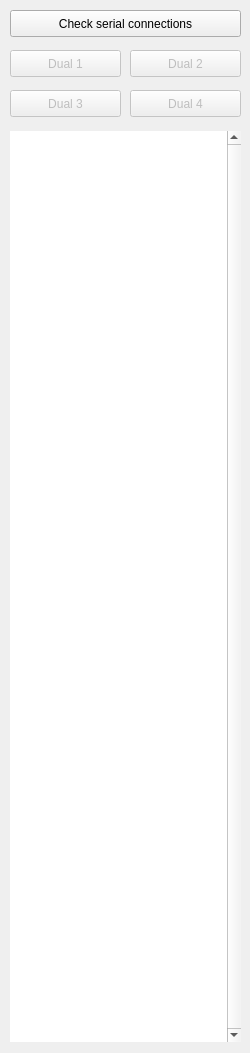
Before: the Qt Designer form Dual_GUI/mainwindow.ui in CandelierLab/dual_control, drawn with Qt 5.
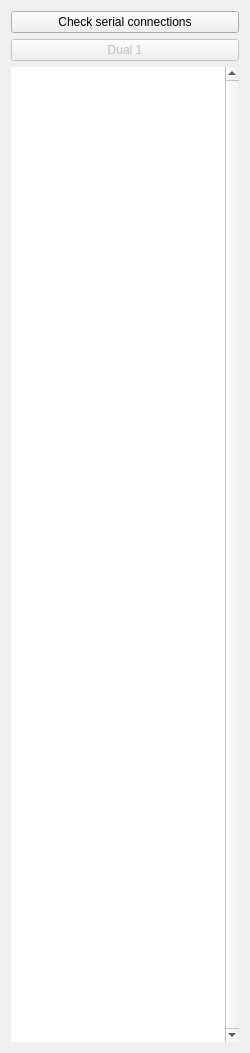
After: the same form once the commit is applied.

Commit message: [feat] mono dual version

Patch:
```diff
--- a/Dual_GUI/mainwindow.ui
+++ b/Dual_GUI/mainwindow.ui
@@ -14,116 +14,43 @@
    <string>MainWindow</string>
   </property>
   <widget class="QWidget" name="centralWidget">
-   <widget class="QTextBrowser" name="Output">
-    <property name="geometry">
-     <rect>
-      <x>10</x>
-      <y>131</y>
-      <width>231</width>
-      <height>911</height>
-     </rect>
-    </property>
-    <property name="font">
-     <font>
-      <pointsize>4</pointsize>
-     </font>
-    </property>
-    <property name="frameShape">
-     <enum>QFrame::NoFrame</enum>
-    </property>
-    <property name="verticalScrollBarPolicy">
-     <enum>Qt::ScrollBarAlwaysOn</enum>
-    </property>
-   </widget>
-   <widget class="QPushButton" name="CheckSerial">
-    <property name="geometry">
-     <rect>
-      <x>10</x>
-      <y>10</y>
-      <width>231</width>
-      <height>27</height>
-     </rect>
-    </property>
-    <property name="text">
-     <string>Check serial connections</string>
-    </property>
-   </widget>
-   <widget class="QPushButton" name="Dual_1">
-    <property name="enabled">
-     <bool>false</bool>
-    </property>
-    <property name="geometry">
-     <rect>
-      <x>10</x>
-      <y>50</y>
-      <width>111</width>
-      <height>27</height>
-     </rect>
-    </property>
-    <property name="text">
-     <string>Dual 1</string>
-    </property>
-    <property name="checkable">
-     <bool>true</bool>
-    </property>
-   </widget>
-   <widget class="QPushButton" name="Dual_2">
-    <property name="enabled">
-     <bool>false</bool>
-    </property>
-    <property name="geometry">
-     <rect>
-      <x>130</x>
-      <y>50</y>
-      <width>111</width>
-      <height>27</height>
-     </rect>
-    </property>
-    <property name="text">
-     <string>Dual 2</string>
-    </property>
-    <property name="checkable">
-     <bool>true</bool>
-    </property>
-   </widget>
-   <widget class="QPushButton" name="Dual_3">
-    <property name="enabled">
-     <bool>false</bool>
-    </property>
-    <property name="geometry">
-     <rect>
-      <x>10</x>
-      <y>90</y>
-      <width>111</width>
-      <height>27</height>
-     </rect>
-    </property>
-    <property name="text">
-     <string>Dual 3</string>
-    </property>
-    <property name="checkable">
-     <bool>true</bool>
-    </property>
-   </widget>
-   <widget class="QPushButton" name="Dual_4">
-    <property name="enabled">
-     <bool>false</bool>
-    </property>
-    <property name="geometry">
-     <rect>
-      <x>130</x>
-      <y>90</y>
-      <width>111</width>
-      <height>27</height>
-     </rect>
-    </property>
-    <property name="text">
-     <string>Dual 4</string>
-    </property>
-    <property name="checkable">
-     <bool>true</bool>
-    </property>
-   </widget>
+   <layout class="QGridLayout" name="gridLayout">
+    <item row="0" column="0">
+     <widget class="QPushButton" name="CheckSerial">
+      <property name="text">
+       <string>Check serial connections</string>
+      </property>
+     </widget>
+    </item>
+    <item row="1" column="0">
+     <widget class="QPushButton" name="Dual_1">
+      <property name="enabled">
+       <bool>false</bool>
+      </property>
+      <property name="text">
+       <string>Dual 1</string>
+      </property>
+      <property name="checkable">
+       <bool>true</bool>
+      </property>
+     </widget>
+    </item>
+    <item row="2" column="0">
+     <widget class="QTextBrowser" name="Output">
+      <property name="font">
+       <font>
+        <pointsize>4</pointsize>
+       </font>
+      </property>
+      <property name="frameShape">
+       <enum>QFrame::NoFrame</enum>
+      </property>
+      <property name="verticalScrollBarPolicy">
+       <enum>Qt::ScrollBarAlwaysOn</enum>
+      </property>
+     </widget>
+    </item>
+   </layout>
   </widget>
  </widget>
  <layoutdefault spacing="6" margin="11"/>
```
The commit also changes 6 other files.
